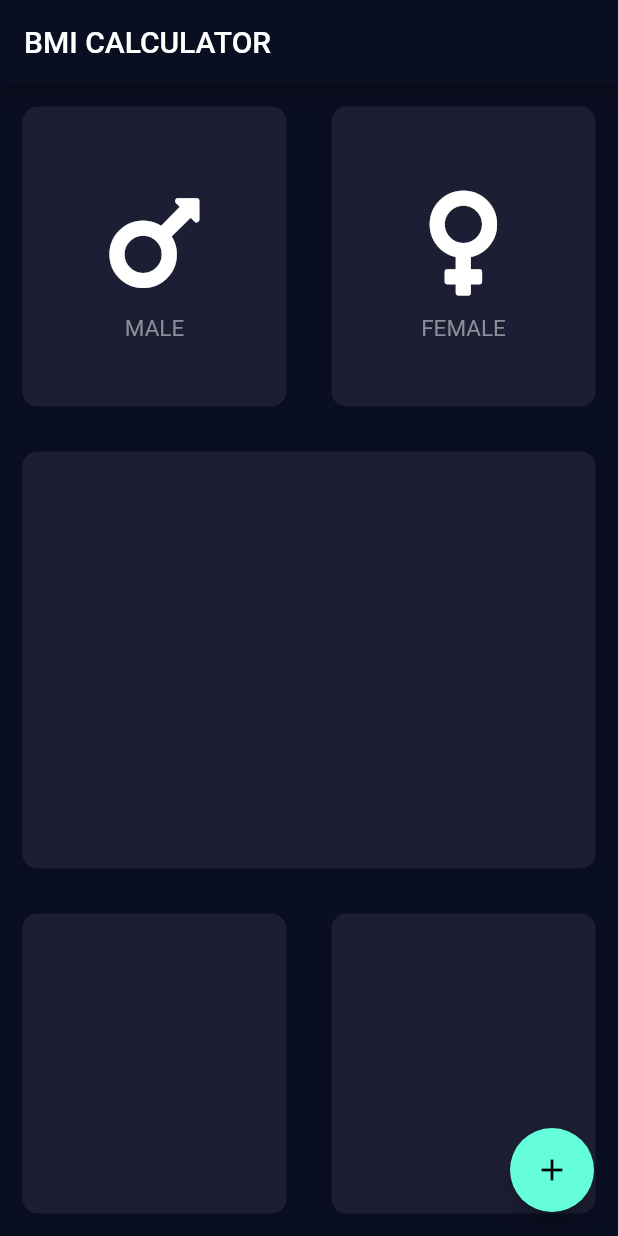
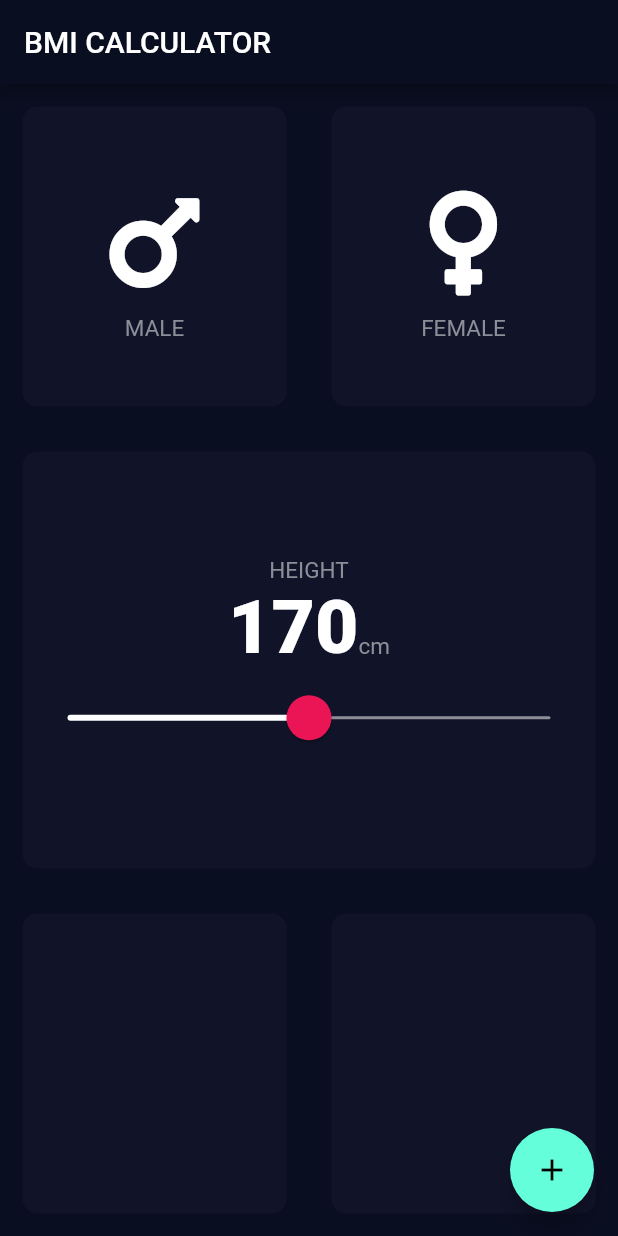
Before and after one commit to ittahad/flutter_course_udemy, a Flutter app: the screen it shows after launch, on a phone screen of 412 x 824 dp. Run offline on Flutter 3.47's test engine with Material 2 defaults, Android fonts, the phone set to English and light mode, and no system bars; our stand-ins replace font_awesome_flutter.

Commit message:
3 components

```diff
--- /dev/null
+++ b/lib/constants.dart
@@ -0,0 +1,17 @@
+import 'package:flutter/material.dart';
+
+const kIconSize = 80.0;
+const kFontSize = 15.0;
+
+const kActiveCardColor = Color(0xFF1D1E33);
+const kInactiveCardColor = Color(0xFF111328);
+
+const kLabelTextStyle = TextStyle(
+  color: Color(0xFF8D8E98),
+  fontSize: kFontSize,
+);
+
+const kLabelTextStyleW900 = TextStyle(
+  fontSize: 50.0,
+  fontWeight: FontWeight.w900,
+);
--- a/lib/icon_content.dart
+++ b/lib/icon_content.dart
@@ -2,10 +2,9 @@ import 'package:bmi_calculator/reusable_card.dart';
 import 'package:flutter/material.dart';
 import 'package:font_awesome_flutter/font_awesome_flutter.dart';
 
+import 'constants.dart';
+
 class IconContent extends StatelessWidget {
-  static const iconSize = 80.0;
-  static const fontSize = 15.0;
-
   final IconData iconData;
   final Color iconColor;
   final Color textColor;
@@ -20,11 +19,10 @@ class IconContent extends StatelessWidget {
 
   @override
   Widget build(BuildContext context) {
-    return ReusableCard(
-      child: Column(
+    return Column(
       children: <Widget>[
         IconButton(
-            iconSize: iconSize,
+          iconSize: kIconSize,
           icon: Icon(
             iconData,
             color: iconColor,
@@ -32,14 +30,10 @@ class IconContent extends StatelessWidget {
         ),
         Text(
           text,
-            style: TextStyle(
-              color: textColor,
-              fontSize: fontSize,
-            ),
+          style: kLabelTextStyle,
         ),
       ],
       mainAxisAlignment: MainAxisAlignment.center,
-      ),
     );
   }
 }
--- a/lib/input_page.dart
+++ b/lib/input_page.dart
@@ -2,6 +2,10 @@ import 'package:bmi_calculator/reusable_card.dart';
 import 'package:bmi_calculator/icon_content.dart';
 import 'package:flutter/material.dart';
 import 'package:font_awesome_flutter/font_awesome_flutter.dart';
+
+import 'constants.dart';
+
+enum Gender { male, female }
 
 class InputPage extends StatefulWidget {
   @override
@@ -9,6 +13,12 @@ class InputPage extends StatefulWidget {
 }
 
 class _InputPageState extends State<InputPage> {
+  Color maleCardColor = kInactiveCardColor;
+  Color femaleCardColor = kInactiveCardColor;
+
+  Gender selectedGender;
+  int sliderValue = 170;
+
   @override
   Widget build(BuildContext context) {
     return Scaffold(
@@ -20,25 +30,110 @@ class _InputPageState extends State<InputPage> {
         children: <Widget>[
           Row(
             children: <Widget>[
-              IconContent(
+              Expanded(
+                child: ReusableCard(
+                  onPress: () {
+                    setState(() {
+                      this.selectedGender = Gender.male;
+                    });
+                  },
+                  cardColor: selectedGender == Gender.male
+                      ? kActiveCardColor
+                      : kInactiveCardColor,
+                  child: IconContent(
                     iconData: FontAwesomeIcons.mars,
                     iconColor: Colors.white,
                     textColor: Color(0xFF8D8E98),
                     text: 'MALE',
                   ),
-              IconContent(
+                ),
+              ),
+              Expanded(
+                child: ReusableCard(
+                  onPress: () {
+                    setState(() {
+                      this.selectedGender = Gender.female;
+                    });
+                  },
+                  cardColor: selectedGender == Gender.female
+                      ? kActiveCardColor
+                      : kInactiveCardColor,
+                  child: IconContent(
                     iconData: FontAwesomeIcons.venus,
                     iconColor: Colors.white,
                     textColor: Color(0xFF8D8E98),
                     text: 'FEMALE',
                   ),
+                ),
+              ),
             ],
           ),
-          ReusableCard(),
+          Expanded(
+            child: ReusableCard(
+              cardColor: kInactiveCardColor,
+              child: Column(
+                mainAxisAlignment: MainAxisAlignment.center,
+                children: <Widget>[
+                  Text(
+                    'HEIGHT',
+                    style: kLabelTextStyle,
+                  ),
+                  Row(
+                    mainAxisAlignment: MainAxisAlignment.center,
+                    crossAxisAlignment: CrossAxisAlignment.baseline,
+                    textBaseline: TextBaseline.alphabetic,
+                    children: <Widget>[
+                      Text(
+                        '$sliderValue',
+                        style: kLabelTextStyleW900,
+                      ),
+                      Text(
+                        'cm',
+                        style: kLabelTextStyle,
+                      )
+                    ],
+                  ),
+                  SliderTheme(
+                    data: SliderTheme.of(context).copyWith(
+                      thumbShape: RoundSliderThumbShape(
+                        enabledThumbRadius: 15.0,
+                      ),
+                      overlayShape: RoundSliderOverlayShape(
+                        overlayRadius: 30.0,
+                      ),
+                      thumbColor: Color(0xFFEB1555),
+                      activeTrackColor: Colors.white,
+                      overlayColor: Color(0x29EB1555),
+                      trackHeight: 2.0,
+                    ),
+                    child: Slider(
+                      value: sliderValue.toDouble(),
+                      min: 120.0,
+                      max: 220.0,
+                      inactiveColor: Color(0xFF8D8E98),
+                      onChanged: (double val) {
+                        setState(() {
+                          sliderValue = val.toInt();
+                        });
+                      },
+                    ),
+                  ),
+                ],
+              ),
+            ),
+          ),
           Row(
             children: <Widget>[
-              ReusableCard(),
-              ReusableCard(),
+              Expanded(
+                child: ReusableCard(
+                  cardColor: kInactiveCardColor,
+                ),
+              ),
+              Expanded(
+                child: ReusableCard(
+                  cardColor: kInactiveCardColor,
+                ),
+              ),
             ],
           ),
         ],
--- a/lib/reusable_card.dart
+++ b/lib/reusable_card.dart
@@ -1,24 +1,27 @@
 import 'package:flutter/material.dart';
 
 class ReusableCard extends StatelessWidget {
-  static const int activeCardColor = 0xFF1D1E33;
   final Widget child;
-  Color _cardColor = Color(activeCardColor);
+  final Color cardColor;
+  final Function onPress;
 
-  ReusableCard({this.child, Color color}) {
-    if (color != null) _cardColor = color;
-  }
+  ReusableCard({
+    this.child,
+    @required this.cardColor,
+    @required this.onPress,
+  });
 
   @override
   Widget build(BuildContext context) {
-    return Expanded(
+    return GestureDetector(
+      onTap: onPress,
       child: Container(
         height: 200.0,
         width: 170.0,
         margin: EdgeInsets.all(15.0),
         decoration: BoxDecoration(
           borderRadius: BorderRadius.circular(10.0),
-          color: _cardColor,
+          color: cardColor,
         ),
         child: child,
       ),
```
Lines whose indentation alone changed are shown as unchanged.
